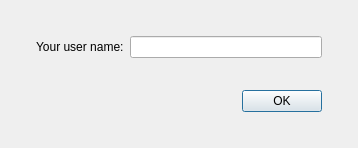
First picture: the form in src/gui/UserNameDialog.ui, repository elieserdejesus/JamTaba, before the edit.
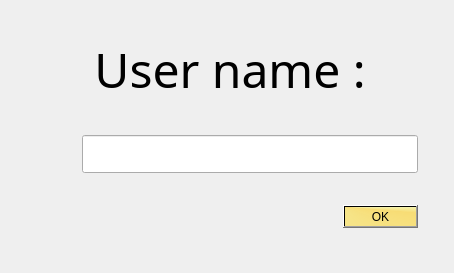
Second picture: the form after the edit.

Commit message: new cursors and user login panel

What changed in the file:
```diff
--- a/src/gui/UserNameDialog.ui
+++ b/src/gui/UserNameDialog.ui
@@ -6,16 +6,44 @@
    <rect>
     <x>0</x>
     <y>0</y>
-    <width>358</width>
-    <height>147</height>
+    <width>454</width>
+    <height>273</height>
    </rect>
   </property>
+  <property name="sizePolicy">
+   <sizepolicy hsizetype="Preferred" vsizetype="Fixed">
+    <horstretch>0</horstretch>
+    <verstretch>0</verstretch>
+   </sizepolicy>
+  </property>
+  <property name="minimumSize">
+   <size>
+    <width>0</width>
+    <height>51</height>
+   </size>
+  </property>
+  <property name="maximumSize">
+   <size>
+    <width>454</width>
+    <height>273</height>
+   </size>
+  </property>
+  <property name="font">
+   <font>
+    <family>Titan One</family>
+    <pointsize>16</pointsize>
+   </font>
+  </property>
   <property name="windowTitle">
    <string>Login ...</string>
   </property>
   <property name="accessibleDescription">
    <string>This is the user name dialog box</string>
   </property>
+  <property name="styleSheet">
+   <string notr="true">border-color: qconicalgradient(cx:0, cy:0, angle:135, stop:0 rgba(255, 255, 0, 69), stop:0.57754 rgba(255, 203, 0, 130), stop:0.625 rgba(255, 255, 0, 69), stop:1 rgba(255, 255, 0, 69));
+</string>
+  </property>
   <property name="modal">
    <bool>true</bool>
   </property>
@@ -39,24 +67,84 @@
     <number>36</number>
    </property>
    <item row="0" column="0">
+    <spacer name="horizontalSpacer">
+     <property name="orientation">
+      <enum>Qt::Horizontal</enum>
+     </property>
+     <property name="sizeHint" stdset="0">
+      <size>
+       <width>40</width>
+       <height>20</height>
+      </size>
+     </property>
+    </spacer>
+   </item>
+   <item row="0" column="1">
     <widget class="QLabel" name="label">
+     <property name="font">
+      <font>
+       <family>Sarina</family>
+       <pointsize>36</pointsize>
+       <weight>50</weight>
+       <italic>false</italic>
+       <bold>false</bold>
+      </font>
+     </property>
+     <property name="styleSheet">
+      <string notr="true">font: 36pt &quot;Sarina&quot;;</string>
+     </property>
      <property name="text">
-      <string>Your user name:</string>
+      <string> User name :</string>
      </property>
     </widget>
    </item>
-   <item row="0" column="1">
+   <item row="1" column="1">
     <widget class="QLineEdit" name="lineEdit">
      <property name="accessibleDescription">
       <string>Type your user name here</string>
      </property>
+     <property name="styleSheet">
+      <string notr="true">font: 18pt &quot;Marck Script&quot;;</string>
+     </property>
     </widget>
    </item>
-   <item row="1" column="0" colspan="2">
+   <item row="2" column="0">
+    <spacer name="horizontalSpacer_2">
+     <property name="orientation">
+      <enum>Qt::Horizontal</enum>
+     </property>
+     <property name="sizeHint" stdset="0">
+      <size>
+       <width>32</width>
+       <height>20</height>
+      </size>
+     </property>
+    </spacer>
+   </item>
+   <item row="2" column="1">
     <widget class="QDialogButtonBox" name="buttonBox">
+     <property name="sizePolicy">
+      <sizepolicy hsizetype="Expanding" vsizetype="Fixed">
+       <horstretch>29</horstretch>
+       <verstretch>0</verstretch>
+      </sizepolicy>
+     </property>
+     <property name="baseSize">
+      <size>
+       <width>32</width>
+       <height>0</height>
+      </size>
+     </property>
+     <property name="cursor">
+      <cursorShape>PointingHandCursor</cursorShape>
+     </property>
      <property name="accessibleDescription">
       <string>Press this button if you are ok</string>
      </property>
+     <property name="styleSheet">
+      <string notr="true">background-color: qconicalgradient(cx:0, cy:0, angle:135, stop:0 rgba(255, 255, 0, 69), stop:0.57754 rgba(255, 203, 0, 130), stop:0.625 rgba(255, 255, 0, 69), stop:1 rgba(255, 255, 0, 69));
+font: 20pt &quot;Plaster&quot;;</string>
+     </property>
      <property name="orientation">
       <enum>Qt::Horizontal</enum>
      </property>
```
Left out of the diff: 3 changed lines with no effect on the pictures. The commit also changes 11 other files.
